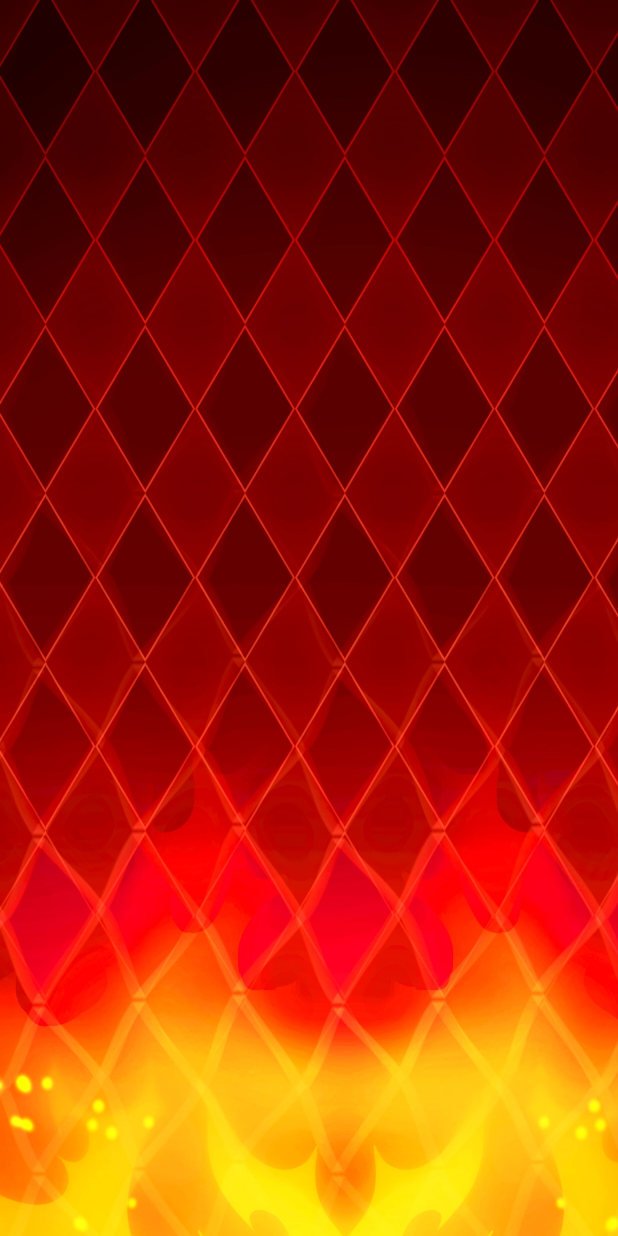
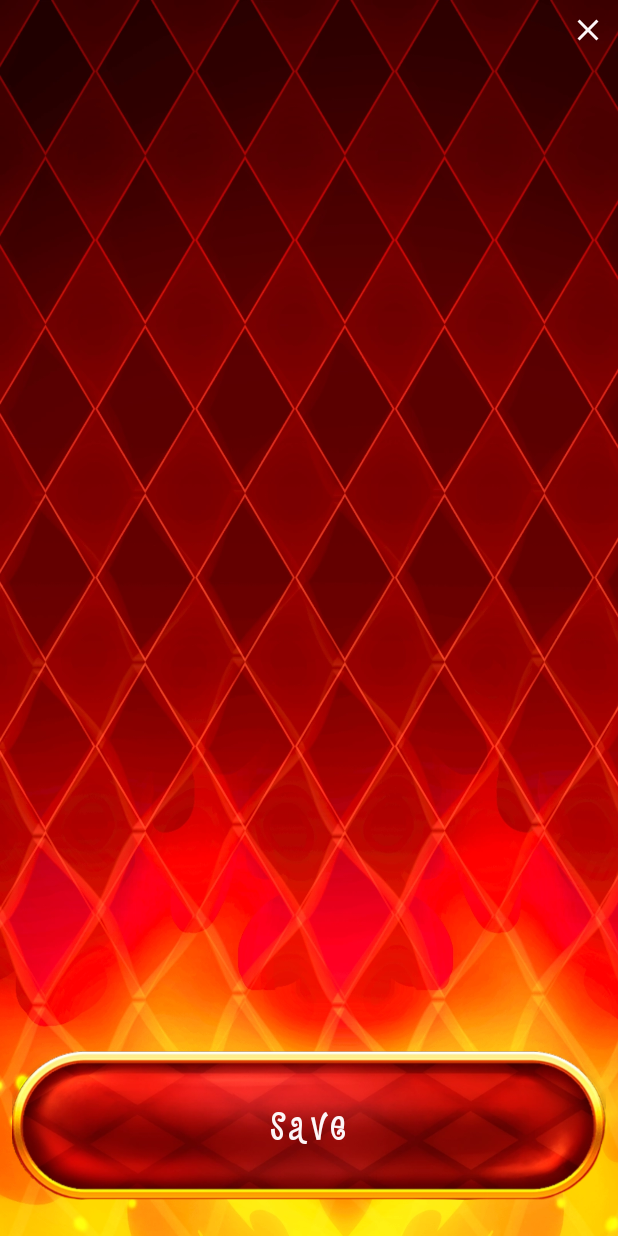
Before and after one commit to Oleg144101957/Candy-Joker, an Android app built with Jetpack Compose: the composable VisualSettingsPanel shown on its own in the app's theme, on a phone screen of 412 x 824 dp. Run offline under Robolectric (Android 15) with nearby library versions, the phone set to English and light mode, and no system bars.

Commit message:
settings screen

```diff
--- a/app/src/main/java/br/com/serasaexperian/consumido/ui/panels/VisualDisplayUnit.kt
+++ b/app/src/main/java/br/com/serasaexperian/consumido/ui/panels/VisualDisplayUnit.kt
@@ -24,7 +24,7 @@ fun VisualDisplayUnit(candyJockerViewModel: CandyJockerViewModel){
         }
 
         composable(route = PanelsRoutes.VisualSettingsPanelRoute.direction){
-            VisualSettingsPanel(navigationConsole)
+            VisualSettingsPanel(navigationConsole, candyJockerViewModel)
         }
 
         composable(route = PanelsRoutes.VisualPlaygroundPanelRoute.direction){
--- a/app/src/main/java/br/com/serasaexperian/consumido/ui/panels/VisualMenuPanel.kt
+++ b/app/src/main/java/br/com/serasaexperian/consumido/ui/panels/VisualMenuPanel.kt
@@ -119,6 +119,10 @@ fun MenuButton(button: Buttons, navigationConsole: NavHostController){
                             context.startActivity(intent)
                             exitProcess(0)
                         }
+
+                        is Buttons.ButtonSave -> {
+                            navigationConsole.navigate(PanelsRoutes.VisualMenuPanelRoute.direction)
+                        }
                     }
                 }
         )
@@ -151,5 +155,6 @@ sealed class Buttons(val buttonText: String){
     object ButtonStart : Buttons("Start")
     object ButtonSettings : Buttons("Settings")
     object ButtonExit : Buttons("Exit")
+    object ButtonSave : Buttons("Save")
 
 }
--- a/app/src/main/java/br/com/serasaexperian/consumido/ui/panels/VisualSettingsPanel.kt
+++ b/app/src/main/java/br/com/serasaexperian/consumido/ui/panels/VisualSettingsPanel.kt
@@ -1,17 +1,28 @@
 package br.com.serasaexperian.consumido.ui.panels
 
 import androidx.compose.foundation.Image
+import androidx.compose.foundation.clickable
+import androidx.compose.foundation.layout.Box
 import androidx.compose.foundation.layout.fillMaxSize
+import androidx.compose.foundation.layout.padding
+import androidx.compose.material.icons.Icons
+import androidx.compose.material.icons.filled.Close
+import androidx.compose.material3.Icon
 import androidx.compose.runtime.Composable
+import androidx.compose.ui.Alignment
 import androidx.compose.ui.Modifier
 import androidx.compose.ui.layout.ContentScale
 import androidx.compose.ui.res.painterResource
+import androidx.compose.ui.unit.dp
 import androidx.navigation.NavHostController
 import br.com.serasaexperian.consumido.R
+import br.com.serasaexperian.consumido.ui.theme.PanelsRoutes
+import br.com.serasaexperian.consumido.ui.theme.WhiteJoker
+import br.com.serasaexperian.consumido.viewmodels.CandyJockerViewModel
 
 
 @Composable
-fun VisualSettingsPanel(navigationConsole: NavHostController){
+fun VisualSettingsPanel(navigationConsole: NavHostController, candyJockerViewModel: CandyJockerViewModel){
 
     Image(
         painter = painterResource(id = R.drawable.bg),
@@ -21,6 +32,27 @@ fun VisualSettingsPanel(navigationConsole: NavHostController){
     )
 
 
+    Box(modifier = Modifier
+        .fillMaxSize()
+    ){
+        Icon(
+            imageVector = Icons.Default.Close,
+            contentDescription = "Candy Joker Button Close",
+            tint = WhiteJoker,
+            modifier = Modifier
+                .align(Alignment.TopEnd)
+                .padding(8.dp)
+                .clickable {
+                    navigationConsole.navigate(PanelsRoutes.VisualMenuPanelRoute.direction)
+                }
+        )
 
+        Box(modifier = Modifier
+            .align(Alignment.BottomCenter)
+            .padding(bottom = 16.dp)
+        ){
+            MenuButton(Buttons.ButtonSave, navigationConsole)
+        }
 
+    }
 }
--- a/app/src/main/java/br/com/serasaexperian/consumido/viewmodels/CandyJockerViewModel.kt
+++ b/app/src/main/java/br/com/serasaexperian/consumido/viewmodels/CandyJockerViewModel.kt
@@ -14,7 +14,7 @@ import kotlinx.coroutines.launch
 import javax.inject.Inject
 
 class CandyJockerViewModel @Inject constructor(
-    candyJockerStorage: CandyJockerStorage
+    val candyJockerStorage: CandyJockerStorage
 ) : ViewModel() {
 
     private val _liveBonus: MutableLiveData<Int> = MutableLiveData(candyJockerStorage.readTimes())
@@ -65,6 +65,10 @@ class CandyJockerViewModel @Inject constructor(
         }
     }
 
+    fun saveName(name: String){
+        candyJockerStorage.saveGamerName(name)
+    }
+
     private fun checkElements() {
         viewModelScope.launch {
             delay(300)
```
